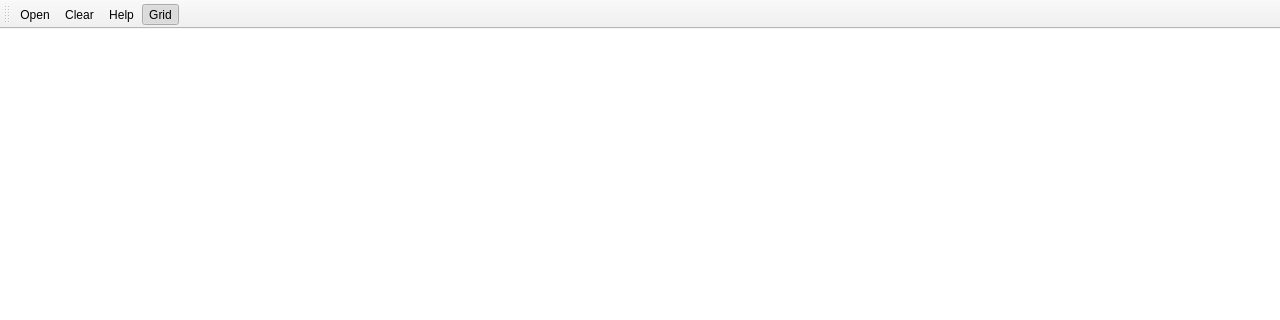
First picture: the form in clickmaster2000/clickmaster.ui, repository bspruck/clickmaster2000, before the edit; both pictures show x 0 to 1280 and y 0 to 320 of the 1280 by 800 pixel window.
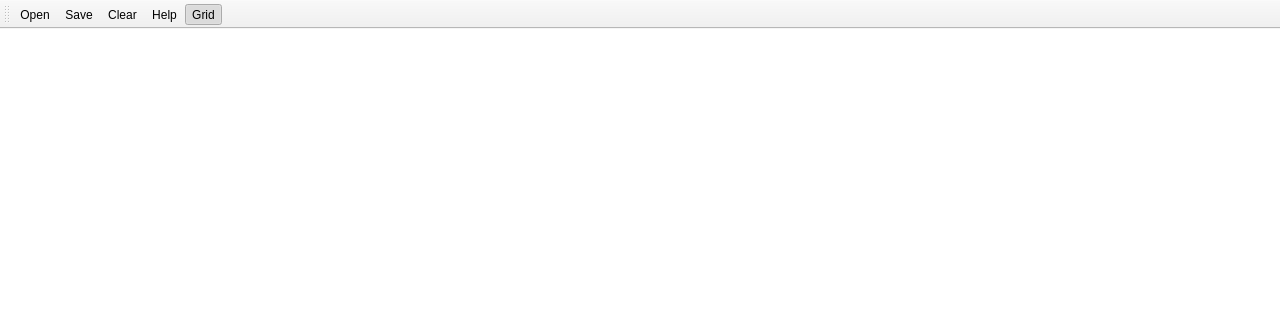
Second picture: the form after the edit.

Commit message: Added load/save CSV with picturename.csv

```diff
--- a/clickmaster2000/clickmaster.ui
+++ b/clickmaster2000/clickmaster.ui
@@ -68,6 +68,7 @@
     <bool>false</bool>
    </attribute>
    <addaction name="actionOpen"/>
+   <addaction name="actionSave"/>
    <addaction name="actionClear"/>
    <addaction name="actionHelp"/>
    <addaction name="actionGrid"/>
@@ -83,6 +84,17 @@
     <string>Ctrl+O</string>
    </property>
   </action>
+  <action name="actionSave">
+   <property name="text">
+    <string>Save</string>
+   </property>
+   <property name="toolTip">
+    <string>Save (S, Ctrl+S)</string>
+   </property>
+   <property name="shortcut">
+    <string>Ctrl+S</string>
+   </property>
+  </action>
   <action name="actionClear">
    <property name="text">
     <string>Clear</string>
```
The commit also changes 1 other file.
